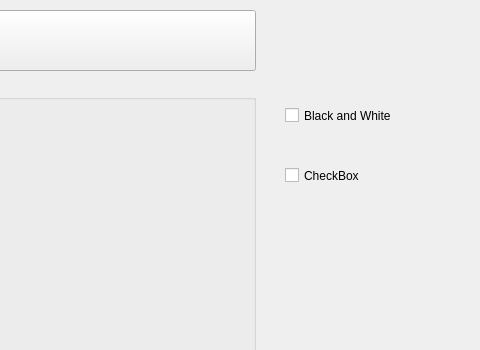
This is ui/simple.ui in IvanSaydyashev/LegoPartClassificator as Qt 5 draws it before an edit; both pictures show x 375 to 855 and y 0 to 350 of the 855 by 490 pixel window. The edited form follows.
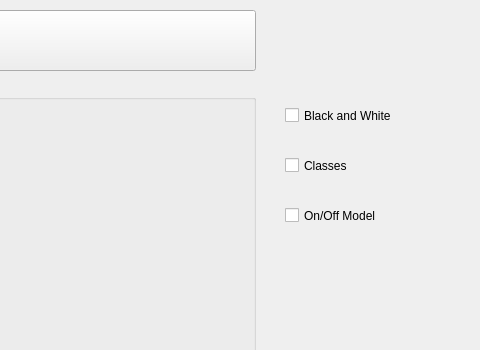
This is the edited form.

Patch:
```diff
--- a/ui/simple.ui
+++ b/ui/simple.ui
@@ -79,13 +79,26 @@
     <property name="geometry">
      <rect>
       <x>660</x>
-      <y>160</y>
+      <y>200</y>
       <width>131</width>
       <height>31</height>
      </rect>
     </property>
     <property name="text">
-     <string>CheckBox</string>
+     <string>On/Off Model</string>
+    </property>
+   </widget>
+   <widget class="QCheckBox" name="ClassName">
+    <property name="geometry">
+     <rect>
+      <x>660</x>
+      <y>150</y>
+      <width>131</width>
+      <height>31</height>
+     </rect>
+    </property>
+    <property name="text">
+     <string>Classes</string>
     </property>
    </widget>
   </widget>
```
Left out of the diff: 2 changed lines with no effect on the pictures.
